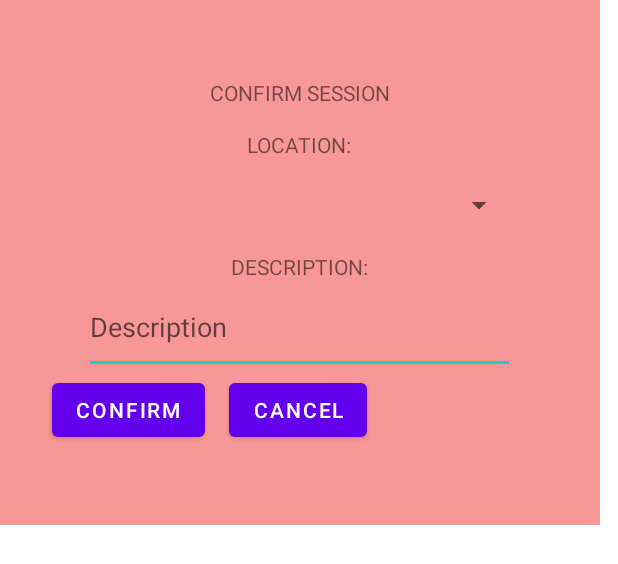
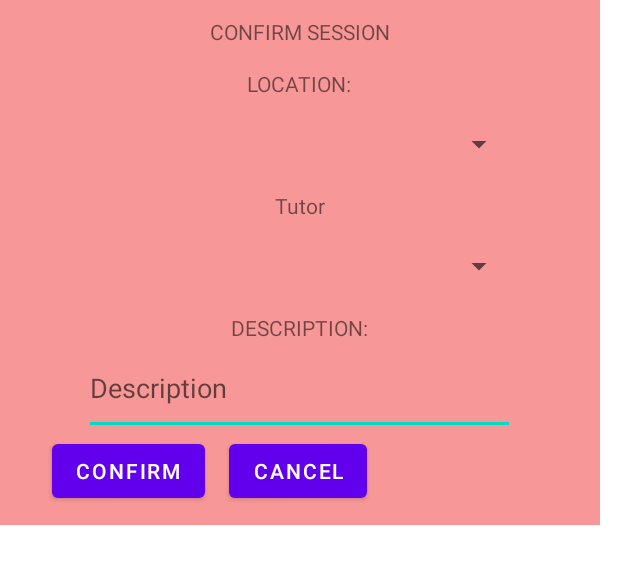
Before and after one commit to esolache/TBR, an Android app: the layout get_a_tutor_confirm_session_popup.xml on its own in the app's theme, with its tools: preview values and no code run, on a phone screen of 412 x 824 dp. Shown: the top 564 px of the screen. Run offline under Robolectric (Android 15) with nearby library versions, the phone set to English and light mode, and no system bars.

Commit message:
more stuff

```diff
--- a/Project/TBR/app/src/main/res/layout/get_a_tutor_confirm_session_popup.xml
+++ b/Project/TBR/app/src/main/res/layout/get_a_tutor_confirm_session_popup.xml
@@ -26,6 +26,18 @@
         android:layout_width="287dp"
         android:layout_height="62dp"
         android:hint="Insert Course Number" />
+
+    <TextView
+        android:layout_width="wrap_content"
+        android:layout_height="wrap_content"
+        android:text="Tutor" />
+
+    <Spinner
+        android:id="@+id/spinner_tutor"
+        android:layout_width="287dp"
+        android:layout_height="62dp"
+        android:hint="Insert Course Number" />
+
 
     <TextView
         android:layout_width="wrap_content"
```
